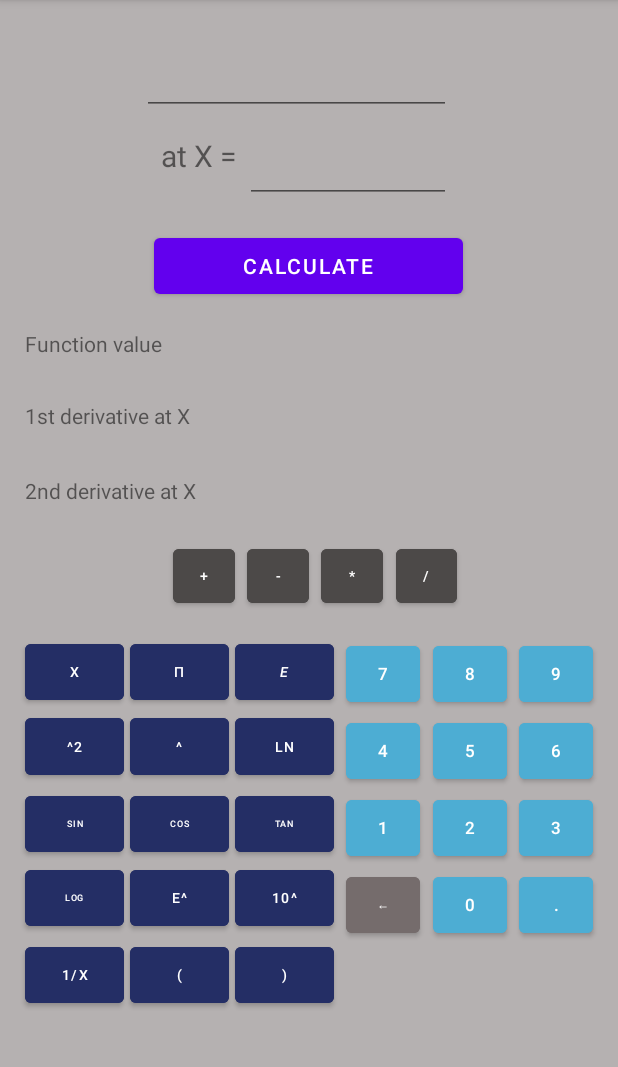
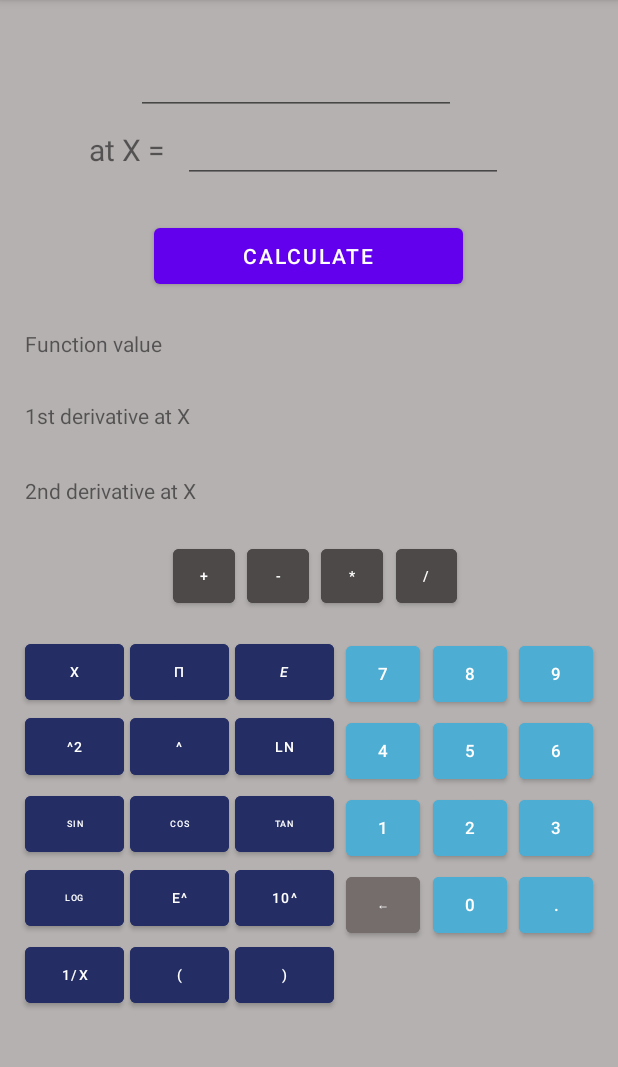
Before and after one commit to Rabder/derivative-calculator, an Android app: the screen it shows after launch (MainActivity), on a phone screen of 412 x 824 dp, the part 84-1151 px from its top. Run offline under Robolectric (Android 15) with nearby library versions, the phone set to English and light mode, and no system bars; libraries missing offline, so code that uses them is left out: com.fathzer.soft.

Commit message:
Some changes

```diff
--- a/app/src/main/res/layout/activity_main.xml
+++ b/app/src/main/res/layout/activity_main.xml
@@ -14,7 +14,7 @@
 
     <EditText
         android:id="@+id/function"
-        android:layout_width="206dp"
+        android:layout_width="wrap_content"
         android:layout_height="wrap_content"
         android:editable="false"
         android:ems="10"
@@ -31,7 +31,7 @@
 
     <EditText
         android:id="@+id/xvar"
-        android:layout_width="137dp"
+        android:layout_width="wrap_content"
         android:layout_height="wrap_content"
         android:editable="false"
         android:ems="10"
@@ -40,24 +40,25 @@
         android:onClick="textId2"
         android:textIsSelectable="true"
         app:layout_constraintBottom_toTopOf="@+id/guideline9"
-        app:layout_constraintEnd_toEndOf="@+id/function"
-        app:layout_constraintHorizontal_bias="1.0"
-        app:layout_constraintStart_toEndOf="@+id/textView"
+        app:layout_constraintEnd_toStartOf="@+id/func_1"
+        app:layout_constraintHorizontal_bias="0.568"
+        app:layout_constraintStart_toStartOf="@+id/guideline7"
         app:layout_constraintTop_toBottomOf="@+id/function"
-        app:layout_constraintVertical_bias="0.409" />
+        app:layout_constraintVertical_bias="0.0" />
 
     <TextView
         android:id="@+id/textView"
-        android:layout_width="wrap_content"
-        android:layout_height="wrap_content"
+        android:layout_width="59dp"
+        android:layout_height="35dp"
         android:text=" at X = "
         android:textSize="20sp"
         app:layout_constraintBottom_toTopOf="@+id/guideline9"
-        app:layout_constraintEnd_toEndOf="parent"
-        app:layout_constraintHorizontal_bias="0.031"
-        app:layout_constraintStart_toStartOf="@+id/function"
+        app:layout_constraintDimensionRatio="900:100"
+        app:layout_constraintEnd_toStartOf="@+id/xvar"
+        app:layout_constraintHorizontal_bias="0.875"
+        app:layout_constraintStart_toStartOf="parent"
         app:layout_constraintTop_toTopOf="@+id/xvar"
-        app:layout_constraintVertical_bias="0.0" />
+        app:layout_constraintVertical_bias="0.217" />
 
     <Button
         android:id="@+id/button"
```
Also changed, not shown: app/src/main/java/com/example/secondtry/MainActivity.java (+6 -6 lines).
